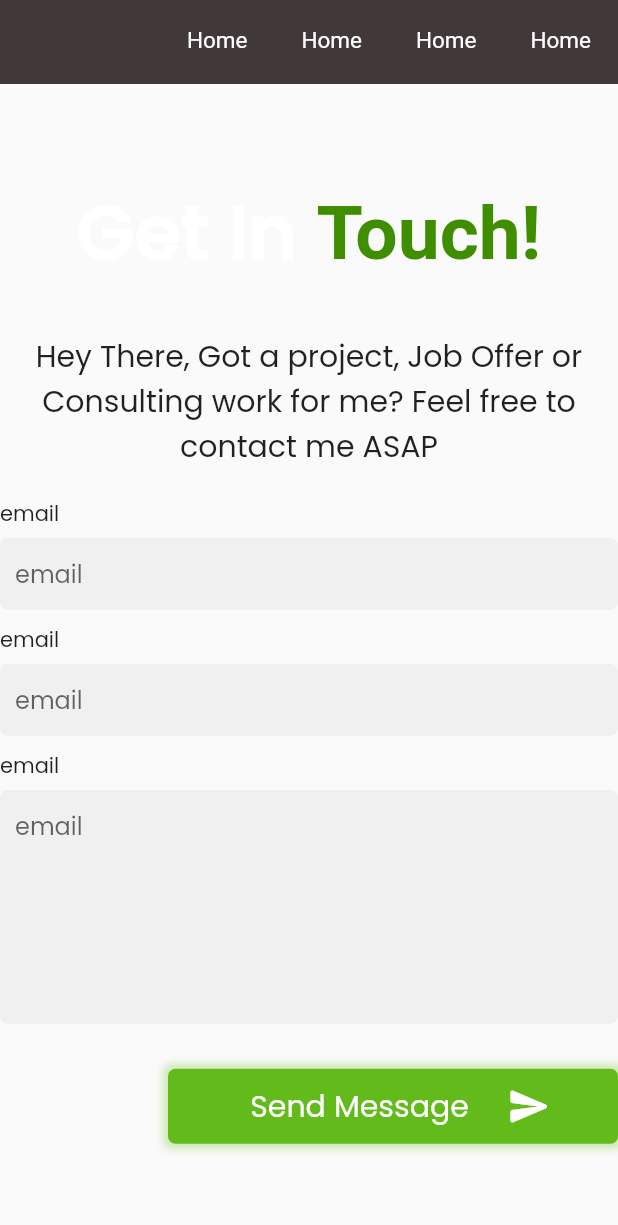
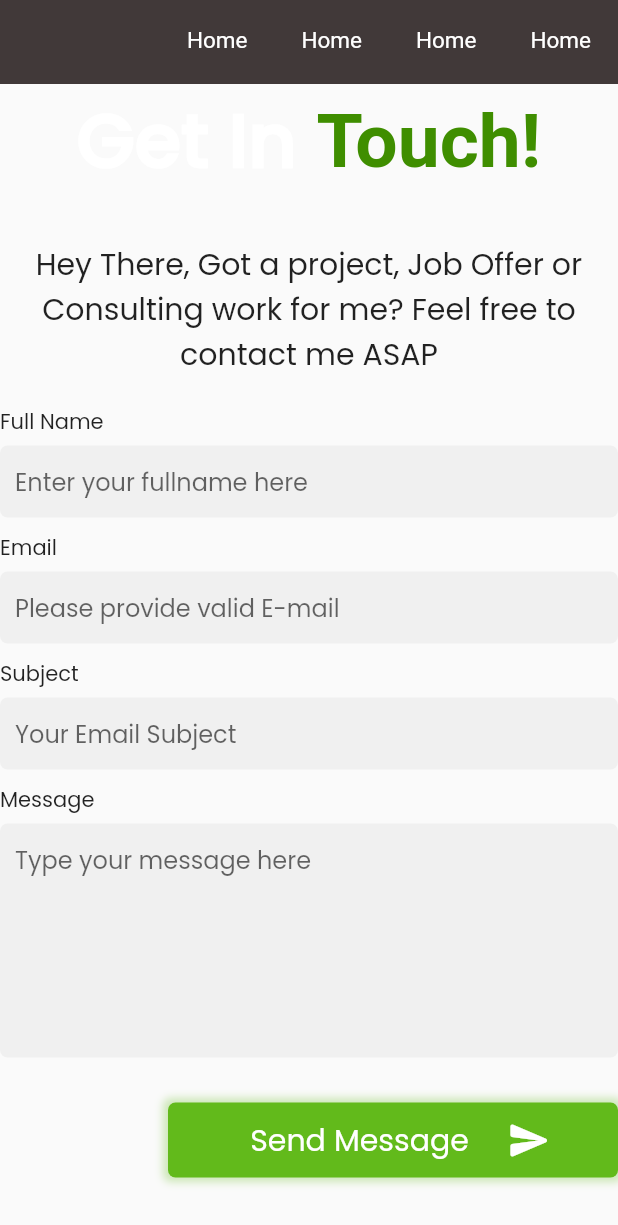
Before and after one commit to Devmatcot/portfolio-web, a Flutter app: the ContactPage screen opened by its route, after a tap on "Send Message", on a phone screen of 412 x 824 dp. Shown: the top 1225 px of the screen. Run offline on Flutter 3.47's test engine with Material 2 defaults, Android fonts, the light colour scheme and no system bars; our stand-ins replace font_awesome_flutter, go_router; Roboto replaces fonts that are missing (Poppins-Light).

Commit message:
contact complete

```diff
--- a/lib/screens/contact.dart
+++ b/lib/screens/contact.dart
@@ -1,6 +1,7 @@
 import 'package:flutter/material.dart';
 import 'package:portfolio_web/widget/appbartext.dart';
 import 'package:portfolio_web/widget/constant.dart';
+import 'package:portfolio_web/widget/footer.dart';
 import 'package:portfolio_web/widget/message_input.dart';
 import 'package:portfolio_web/widget/smallbutton.dart';
 
@@ -26,7 +27,10 @@ class _ContactPageState extends State<ContactPage> {
           AppBarText(text: 'Home', function: () {}, padding: 18.0),
         ],
       ),
-      body: Center(
+      body: SingleChildScrollView(
+        child: Column(
+          children: [
+            Center(
               child: Container(
                 width: 800,
                 child: Column(
@@ -52,28 +56,39 @@ class _ContactPageState extends State<ContactPage> {
                         'Hey There, Got a project, Job Offer or Consulting work for me? Feel free to contact me ASAP',  style: TextStyle(fontSize:20), textAlign: TextAlign.center, ),
                     SizedBox(height: 10),
                     MessageInput(
-                width: 800,
-                title: 'email',
-                hintText: 'email',
+                      width: double.infinity,
+                      title: 'Full Name',
+                      hintText: 'Enter your fullname here',
                     ),
                     MessageInput(
-                width: 800,
-                title: 'email',
-                hintText: 'email',
+                      width: double.infinity,
+                      title: 'Email',
+                      hintText: 'Please provide valid E-mail',
                     ),
                      MessageInput(
-                width: 800,
-                title: 'email',
-                hintText: 'email',
+                      width: double.infinity,
+                      title: 'Subject',
+                      hintText: 'Your Email Subject',
+                    ),
+                    MessageInput(
+                      width: double.infinity,
+                      title: 'Message',
+                      hintText: 'Type your message here',
                       line: 6,
                     ),
                     SizedBox(height: 30),
 
                     Align(
                       alignment: Alignment.bottomRight,
-                child: LargeButton(text: 'Send Message', function: (){}, width: 300,))
+                      child: LargeButton(text: 'Send Message', function: (){}, width: 300,)),
+                    SizedBox(height: 50),
+
                   ],
                 ),
+              ),
+            ),
+            Footer()
+          ],
         ),
       ),
     );
--- a/lib/screens/homepage.dart
+++ b/lib/screens/homepage.dart
@@ -10,6 +10,7 @@ import'package:go_router/go_router.dart';
 
 import '../widget/appbartext.dart';
 import '../widget/description.dart';
+import '../widget/footer.dart';
 import '../widget/message_input.dart';
 import '../widget/smallbutton.dart';
 
@@ -480,72 +481,7 @@ class _HomePageState extends State<HomePage>
                 SizedBox(
                   height: 10,
                 ),
-                Container(
-                  // height: 70,
-                  width: double.infinity,
-                  color: Colors.black,
-                  padding: EdgeInsets.all(10),
-                  child: Center(
-                    child: Column(
-                      // crossAxisAlignment: CrossAxisAlignment.center,
-                      children: [
-                        Row(
-                          mainAxisAlignment: MainAxisAlignment.center,
-                          children: [
-                            IconButton(
-                                onPressed: () {},
-                                icon: FaIcon(
-                                  FontAwesomeIcons.linkedin,
-                                  color: Colors.white,
-                                )),
-                            IconButton(
-                                onPressed: () {},
-                                icon: FaIcon(
-                                  FontAwesomeIcons.facebook,
-                                  color: Colors.white,
-                                )),
-                            IconButton(
-                                onPressed: () {},
-                                icon: FaIcon(FontAwesomeIcons.twitter, color: Colors.white,)),
-                            IconButton(
-                                onPressed: () {},
-                                icon: FaIcon(
-                                  FontAwesomeIcons.github,
-                                  color: Colors.white,
-                                )),
-                          ],
-                        ),
-                        Text(
-                          '© 2022 Built by Dev Matcot, Designed By Bulam Gerhana',
-                          style: TextStyle(
-                              color: Colors.white, fontWeight: FontWeight.w400),
-                        ),
-                        SizedBox(
-                          height: 10,
-                        ),
-                        Row(
-                          mainAxisAlignment: MainAxisAlignment.center,
-                          children: [
-                            Text('Built using',
-                                style: TextStyle(color: Colors.white)),
-                            FlutterLogo(
-                              size: 18,
-                            ),
-                            Text('with ',
-                                style: TextStyle(
-                                    color: Colors.white,
-                                    fontWeight: FontWeight.w400)),
-                            Icon(
-                              Icons.favorite,
-                              color: Colors.red,
-                              size: 18,
-                            )
-                          ],
-                        )
-                      ],
-                    ),
-                  ),
-                )
+                Footer()
               ]),
             ),
           ],
--- /dev/null
+++ b/lib/widget/footer.dart
@@ -0,0 +1,78 @@
+import 'package:flutter/material.dart';
+import 'package:font_awesome_flutter/font_awesome_flutter.dart';
+
+class Footer extends StatelessWidget {
+  const Footer({
+    Key? key,
+  }) : super(key: key);
+
+  @override
+  Widget build(BuildContext context) {
+    return Container(
+      // height: 70,
+      width: double.infinity,
+      color: Colors.black,
+      padding: EdgeInsets.all(10),
+      child: Center(
+        child: Column(
+          // crossAxisAlignment: CrossAxisAlignment.center,
+          children: [
+            Row(
+              mainAxisAlignment: MainAxisAlignment.center,
+              children: [
+                IconButton(
+                    onPressed: () {},
+                    icon: FaIcon(
+                      FontAwesomeIcons.linkedin,
+                      color: Colors.white,
+                    )),
+                IconButton(
+                    onPressed: () {},
+                    icon: FaIcon(
+                      FontAwesomeIcons.facebook,
+                      color: Colors.white,
+                    )),
+                IconButton(
+                    onPressed: () {},
+                    icon: FaIcon(FontAwesomeIcons.twitter, color: Colors.white,)),
+                IconButton(
+                    onPressed: () {},
+                    icon: FaIcon(
+                      FontAwesomeIcons.github,
+                      color: Colors.white,
+                    )),
+              ],
+            ),
+            Text(
+              '© 2022 Built by Dev Matcot, Designed By Bulam Gerhana',
+              style: TextStyle(
+                  color: Colors.white, fontWeight: FontWeight.w400),
+            ),
+            SizedBox(
+              height: 10,
+            ),
+            Row(
+              mainAxisAlignment: MainAxisAlignment.center,
+              children: [
+                Text('Built using',
+                    style: TextStyle(color: Colors.white)),
+                FlutterLogo(
+                  size: 18,
+                ),
+                Text('with ',
+                    style: TextStyle(
+                        color: Colors.white,
+                        fontWeight: FontWeight.w400)),
+                Icon(
+                  Icons.favorite,
+                  color: Colors.red,
+                  size: 18,
+                )
+              ],
+            )
+          ],
+        ),
+      ),
+    );
+  }
+}
```
Lines whose indentation alone changed are shown as unchanged.
